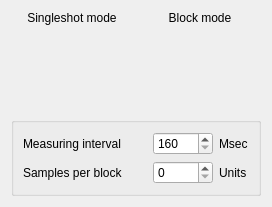
Old version of the form ui/parametersdialog.ui in the repository Melomanstd/daq_gui.
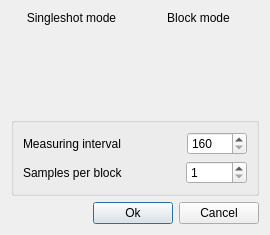
New version of the form. Icons and pictures are not drawn.

```diff
--- a/ui/parametersdialog.ui
+++ b/ui/parametersdialog.ui
@@ -6,8 +6,8 @@
    <rect>
     <x>0</x>
     <y>0</y>
-    <width>272</width>
-    <height>197</height>
+    <width>270</width>
+    <height>228</height>
    </rect>
   </property>
   <property name="windowTitle">
@@ -154,19 +154,6 @@
           </property>
          </widget>
         </item>
-        <item>
-         <widget class="QLabel" name="label_5">
-          <property name="minimumSize">
-           <size>
-            <width>30</width>
-            <height>0</height>
-           </size>
-          </property>
-          <property name="text">
-           <string>Msec</string>
-          </property>
-         </widget>
-        </item>
        </layout>
       </item>
       <item>
@@ -205,29 +192,53 @@
             <height>0</height>
            </size>
           </property>
+          <property name="minimum">
+           <number>1</number>
+          </property>
           <property name="maximum">
            <number>65530</number>
           </property>
          </widget>
         </item>
-        <item>
-         <widget class="QLabel" name="label_6">
-          <property name="minimumSize">
-           <size>
-            <width>30</width>
-            <height>0</height>
-           </size>
-          </property>
-          <property name="text">
-           <string>Units</string>
-          </property>
-         </widget>
-        </item>
        </layout>
       </item>
      </layout>
     </widget>
    </item>
+   <item>
+    <layout class="QHBoxLayout" name="horizontalLayout_4">
+     <property name="topMargin">
+      <number>0</number>
+     </property>
+     <item>
+      <spacer name="horizontalSpacer_3">
+       <property name="orientation">
+        <enum>Qt::Horizontal</enum>
+       </property>
+       <property name="sizeHint" stdset="0">
+        <size>
+         <width>40</width>
+         <height>20</height>
+        </size>
+       </property>
+      </spacer>
+     </item>
+     <item>
+      <widget class="QPushButton" name="ok_btn">
+       <property name="text">
+        <string>Ok</string>
+       </property>
+      </widget>
+     </item>
+     <item>
+      <widget class="QPushButton" name="cancel_btn">
+       <property name="text">
+        <string>Cancel</string>
+       </property>
+      </widget>
+     </item>
+    </layout>
+   </item>
   </layout>
  </widget>
  <resources>
```
Left out of the diff: 35 changed lines with no effect on the pictures.
